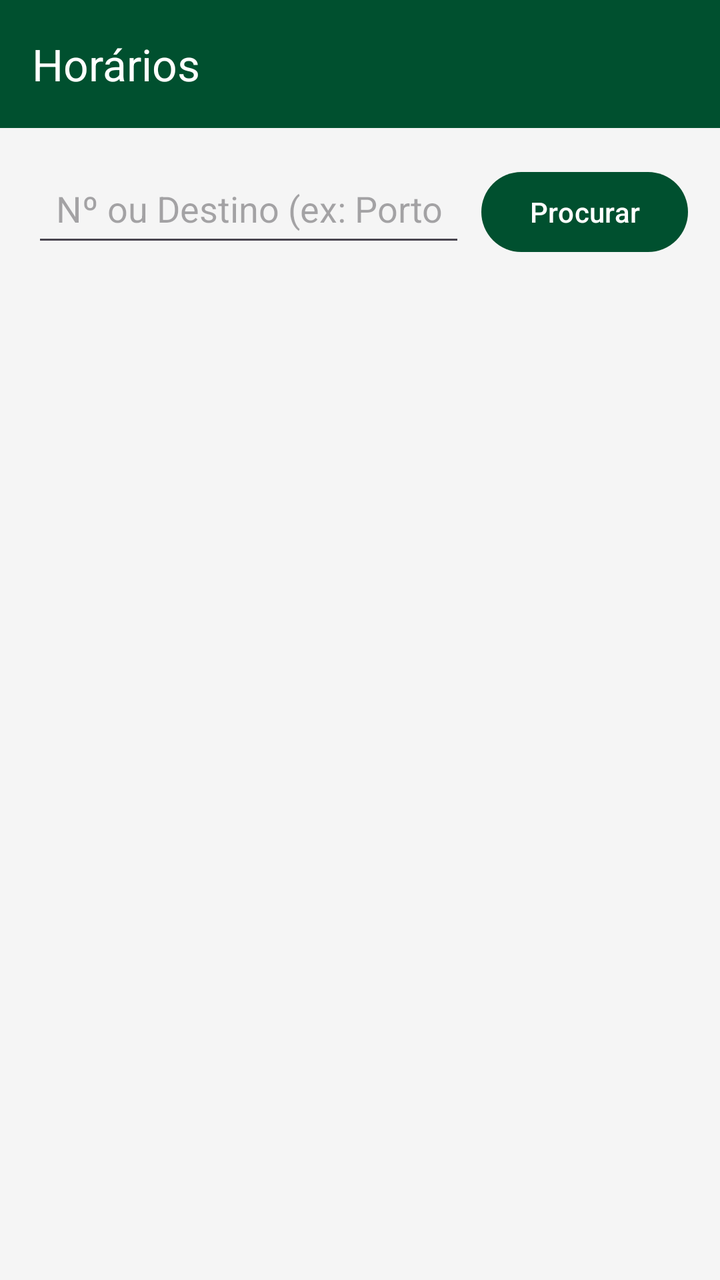
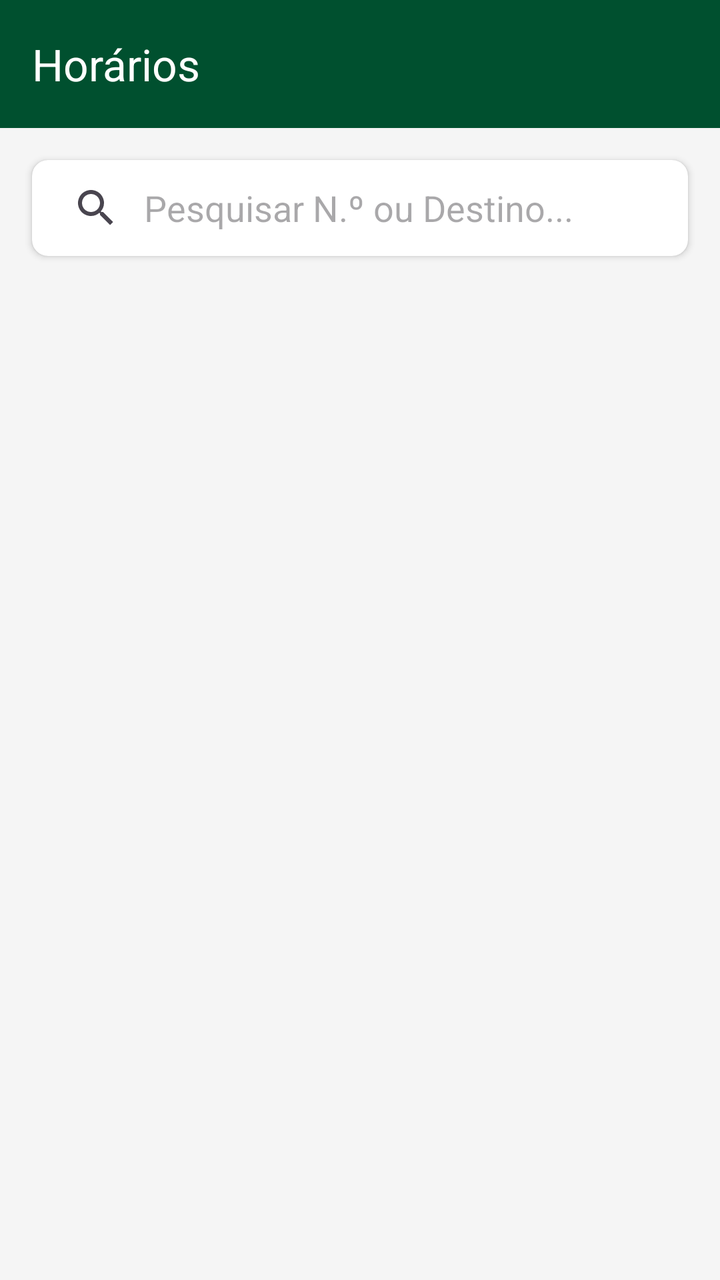

Two renders of the same Android screen: before a commit and after it. Below are the layout's source before the change and the commit's diff.
<!-- AndroidManifest.xml: application theme Theme.GuiaEstacoesFerroviarias -->
<!-- res/layout/activity_horarios.xml -->
<?xml version="1.0" encoding="utf-8"?>
<LinearLayout xmlns:android="http://schemas.android.com/apk/res/android"
    xmlns:app="http://schemas.android.com/apk/res-auto"
    android:layout_width="match_parent"
    android:layout_height="match_parent"
    android:orientation="vertical"
    android:background="#F5F5F5"
    android:fitsSystemWindows="true">

    <androidx.appcompat.widget.Toolbar
        android:id="@+id/toolbarHorarios"
        android:layout_width="match_parent"
        android:layout_height="wrap_content"
        android:minHeight="?attr/actionBarSize"
        android:background="#00502F"
        app:title="Horários"
        app:titleTextColor="#FFFFFF" />

    <LinearLayout
        android:layout_width="match_parent"
        android:layout_height="wrap_content"
        android:orientation="horizontal"
        android:padding="16dp">

        <EditText
            android:id="@+id/etNumeroComboio"
            android:layout_width="0dp"
            android:layout_height="wrap_content"
            android:layout_weight="1"
            android:hint="Nº ou Destino (ex: Porto)"
            android:inputType="textCapWords"
            android:padding="12dp"
            android:textColor="#000000"
            android:minHeight="48dp" />

        <Button
            android:id="@+id/btnPesquisar"
            android:layout_width="wrap_content"
            android:layout_height="wrap_content"
            android:layout_marginStart="8dp"
            android:text="Procurar" />
    </LinearLayout>

    <androidx.recyclerview.widget.RecyclerView
        android:id="@+id/recyclerViewHorarios"
        android:layout_width="match_parent"
        android:layout_height="match_parent"
        android:clipToPadding="false"
        android:paddingHorizontal="16dp"/>

</LinearLayout>
<!-- resources referenced by this layout -->
<resources>
  <style name="Theme.GuiaEstacoesFerroviarias" parent="Base.Theme.GuiaEstacoesFerroviarias" />
  <style name="Base.Theme.GuiaEstacoesFerroviarias" parent="Theme.Material3.DayNight.NoActionBar">
          <item name="colorPrimary">#00502F</item>
      </style>
</resources>

<!-- the commit's change to res/layout/activity_horarios.xml (unified diff, before → after) -->
@@ -16,30 +16,22 @@
         app:title="Horários"
         app:titleTextColor="#FFFFFF" />
 
-    <LinearLayout
+    <androidx.cardview.widget.CardView
         android:layout_width="match_parent"
         android:layout_height="wrap_content"
-        android:orientation="horizontal"
-        android:padding="16dp">
+        android:layout_margin="16dp"
+        app:cardCornerRadius="8dp"
+        app:cardElevation="2dp">
 
-        <EditText
-            android:id="@+id/etNumeroComboio"
-            android:layout_width="0dp"
+        <androidx.appcompat.widget.SearchView
+            android:id="@+id/svPesquisaHorarios"
+            android:layout_width="match_parent"
             android:layout_height="wrap_content"
-            android:layout_weight="1"
-            android:hint="Nº ou Destino (ex: Porto)"
-            android:inputType="textCapWords"
-            android:padding="12dp"
-            android:textColor="#000000"
-            android:minHeight="48dp" />
+            app:iconifiedByDefault="false"
+            app:queryHint="Pesquisar N.º ou Destino..."
+            app:queryBackground="@android:color/transparent" />
 
-        <Button
-            android:id="@+id/btnPesquisar"
-            android:layout_width="wrap_content"
-            android:layout_height="wrap_content"
-            android:layout_marginStart="8dp"
-            android:text="Procurar" />
-    </LinearLayout>
+    </androidx.cardview.widget.CardView>
 
     <androidx.recyclerview.widget.RecyclerView
         android:id="@+id/recyclerViewHorarios"
